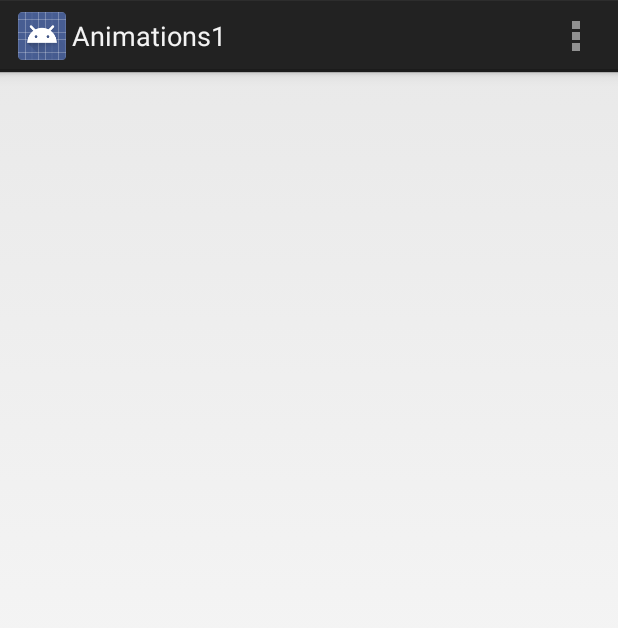
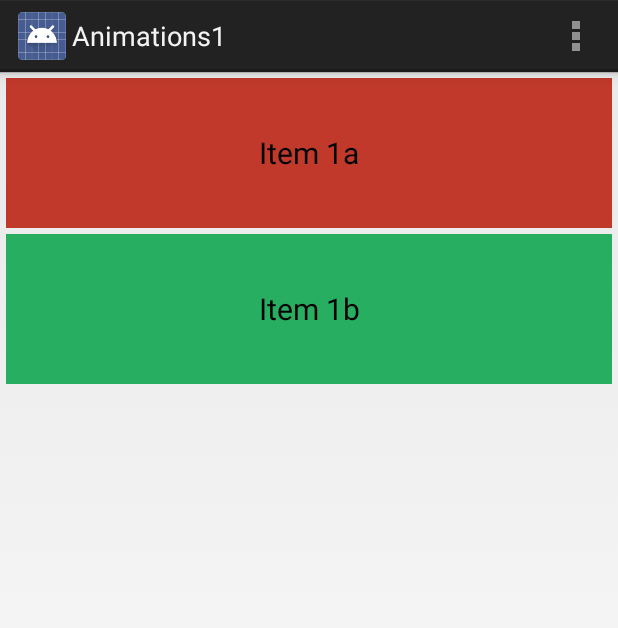
Before and after one commit to Onra/android-experiments-animations01, an Android app: the screen it shows after launch (MainActivity), on a phone screen of 412 x 824 dp. Shown: the top 628 px of the screen. Run offline under Robolectric (Android 15) with nearby library versions, the phone set to English and light mode, and no system bars.

Commit message:
Animation 1

```diff
--- a/Animations1/build.gradle
+++ b/Animations1/build.gradle
@@ -17,7 +17,7 @@ android {
     buildToolsVersion "19.0.0"
 
     defaultConfig {
-        minSdkVersion 18
+        minSdkVersion 19
         targetSdkVersion 19
     }
     buildTypes {
--- a/Animations1/src/main/java/com/thesuitedowl/animations1/MainActivity.java
+++ b/Animations1/src/main/java/com/thesuitedowl/animations1/MainActivity.java
@@ -4,6 +4,8 @@ import android.app.Activity;
 import android.app.ActionBar;
 import android.app.Fragment;
 import android.os.Bundle;
+import android.transition.ChangeBounds;
+import android.transition.TransitionManager;
 import android.view.LayoutInflater;
 import android.view.Menu;
 import android.view.MenuItem;
@@ -61,15 +63,16 @@ public class MainActivity extends Activity {
                 Bundle savedInstanceState) {
             View rootView = inflater.inflate(R.layout.fragment_main, container, false);
 
-//            mLayout1 = (ViewGroup) rootView.findViewById(R.id.layout_1);
-//            mLayout1.findViewById(R.id.item_1a).setOnClickListener(this);
-//            mLayout1.findViewById(R.id.item_1b).setOnClickListener(this);
+            mLayout1 = (ViewGroup) rootView.findViewById(R.id.layout_1);
+            mLayout1.findViewById(R.id.item_1a).setOnClickListener(this);
+            mLayout1.findViewById(R.id.item_1b).setOnClickListener(this);
             return rootView;
         }
 
         @Override
         public void onClick(View v) {
             int selected = mLayout1.indexOfChild(v);
+            TransitionManager.beginDelayedTransition(mLayout1, new ChangeBounds());
             mLayout1.removeView(v);
             mLayout1.addView(v, selected == 0 ? mLayout1.getChildCount() : 0);
         }
--- a/Animations1/src/main/res/layout/fragment_main.xml
+++ b/Animations1/src/main/res/layout/fragment_main.xml
@@ -2,7 +2,7 @@
     xmlns:tools="http://schemas.android.com/tools"
     android:id="@+id/layout_1"
     android:layout_width="fill_parent"
-    android:layout_height="0dp"
+    android:layout_height="wrap_content"
     android:layout_weight="1"
     android:gravity="center"
     android:orientation="vertical"
--- a/Animations1/src/main/res/values/dimens.xml
+++ b/Animations1/src/main/res/values/dimens.xml
@@ -3,6 +3,6 @@
     <dimen name="activity_horizontal_margin">16dp</dimen>
     <dimen name="activity_vertical_margin">16dp</dimen>
 
-    <dimen name="item_height">60dp</dimen>
+    <dimen name="item_height">100dp</dimen>
     <dimen name="margin">2dp</dimen>
     </resources>
--- a/Animations1/src/main/res/values/styles.xml
+++ b/Animations1/src/main/res/values/styles.xml
@@ -7,7 +7,7 @@
 
     <style name="Text">
 
-
+        <item name="android:textSize">20dp</item>
     </style>
 
 </resources>
```
Also changed, not shown: 2 other files.
